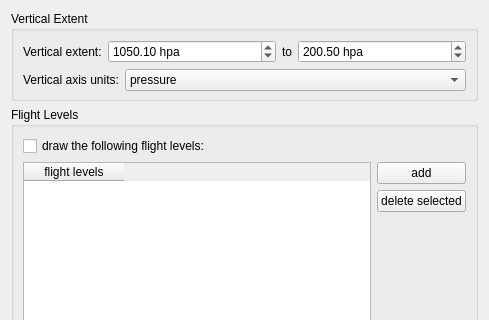
Qt form mslib/msui/ui/ui_sideview_options.ui (Open-MSS/MSS) before a commit; both pictures show x 0 to 489 and y 0 to 320 of the 489 by 519 pixel window.
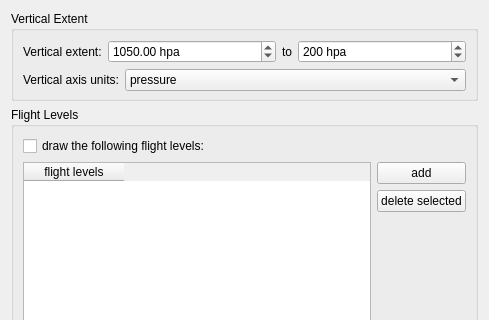
The same form after that commit.

Commit message: Some minor updates on sideview vertical range.

```diff
--- a/mslib/msui/ui/ui_sideview_options.ui
+++ b/mslib/msui/ui/ui_sideview_options.ui
@@ -47,13 +47,13 @@
            <string> hpa</string>
           </property>
           <property name="minimum">
-           <double>1.000000000000000</double>
+           <number>1</number>
           </property>
           <property name="maximum">
-           <double>1100.000000000000000</double>
+           <number>1100</number>
           </property>
           <property name="value">
-           <double>1050.099999999999909</double>
+           <number>1050</number>
           </property>
          </widget>
         </item>
@@ -65,7 +65,7 @@
          </widget>
         </item>
         <item>
-         <widget class="QDoubleSpinBox" name="sbPtop">
+         <widget class="QSpinBox" name="sbPtop">
           <property name="sizePolicy">
            <sizepolicy hsizetype="MinimumExpanding" vsizetype="Fixed">
             <horstretch>0</horstretch>
@@ -76,13 +76,13 @@
            <string> hpa</string>
           </property>
           <property name="minimum">
-           <double>1.000000000000000</double>
+           <number>1</number>
           </property>
           <property name="maximum">
-           <double>1050.000000000000000</double>
+           <number>1050</number>
           </property>
           <property name="value">
-           <double>200.500000000000000</double>
+           <double>200</double>
           </property>
          </widget>
         </item>
```
The commit also changes 2 other files.
